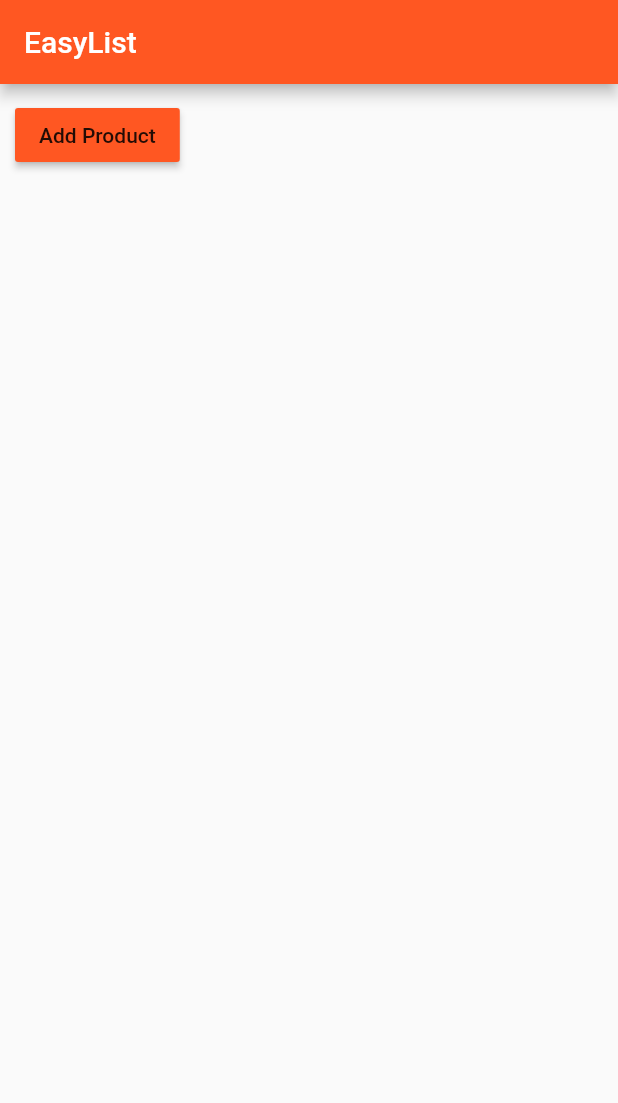
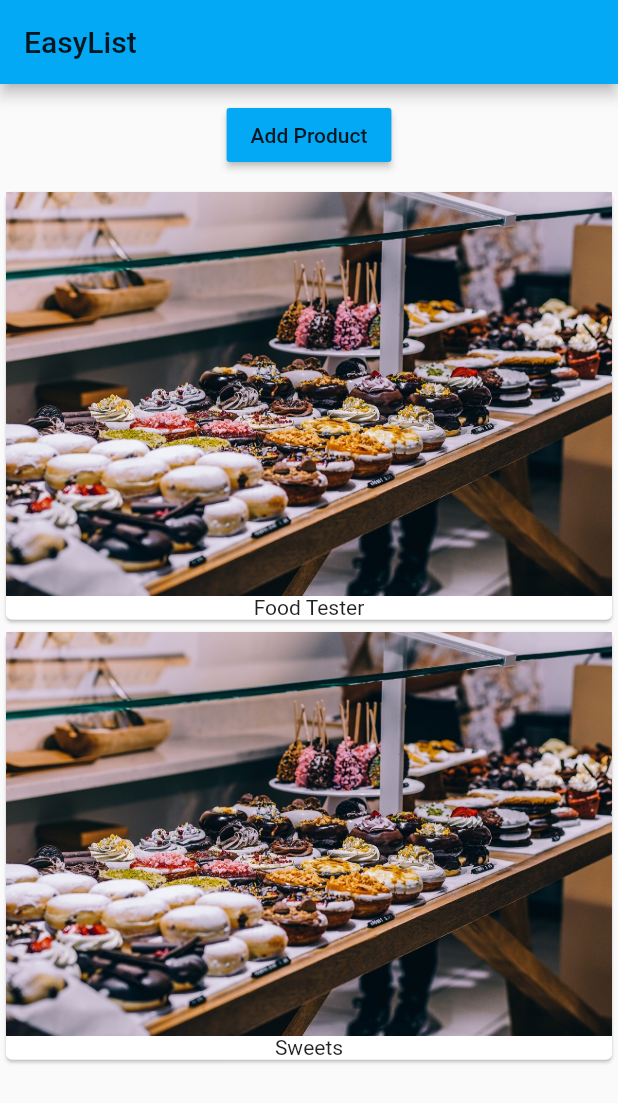
Before and after one commit to smirina/course_app, a Flutter app: the screen it shows after launch, after a tap on "Add Product", on a phone screen of 412 x 824 dp. Shown: the top 1103 px of the screen. Run offline on Flutter 3.47's test engine with Material 2 defaults, Android fonts, the phone set to English and light mode, and no system bars.

```diff
--- a/lib/main.dart
+++ b/lib/main.dart
@@ -9,10 +9,9 @@ class MyApp extends StatelessWidget {
   Widget build(BuildContext context) {
     return MaterialApp(
       theme: ThemeData(
-        brightness: Brightness.light,
-        primarySwatch: Colors.deepOrange,
-        accentColor: Colors.deepPurple
-      ),
+          brightness: Brightness.light,
+          primarySwatch: Colors.lightBlue,
+          accentColor: Colors.deepPurple),
       home: Scaffold(
         appBar: AppBar(
           title: Text('EasyList'),
--- /dev/null
+++ b/lib/product_control.dart
@@ -0,0 +1,18 @@
+import 'package:flutter/material.dart';
+
+class ProductControl extends StatelessWidget {
+  final Function addProduct;
+
+  ProductControl(this.addProduct);
+
+  @override
+  Widget build(BuildContext context) {
+    return RaisedButton(
+      color: Theme.of(context).primaryColor,
+      onPressed: () {
+        addProduct('Sweets');
+      },
+      child: Text('Add Product'),
+    );
+  }
+}
--- a/lib/product_manager.dart
+++ b/lib/product_manager.dart
@@ -1,11 +1,12 @@
 import 'package:flutter/material.dart';
 
 import './products.dart';
+import './product_control.dart';
 
 class ProductManager extends StatefulWidget {
   final String startingProduct;
 
-  ProductManager({this.startingProduct = 'Sweets Tester'}){
+  ProductManager({this.startingProduct = 'Sweets Tester'}) {
     print('[ProductManager Widget] Constructor');
   }
 
@@ -28,9 +29,15 @@ class _ProductManagerState extends State<ProductManager> {
 
   @override
   void didUpdateWidget(ProductManager oldWidget) {
-      print('[ProductManager State] didUpdateWidget()');
-      super.didUpdateWidget(oldWidget);
-    }
+    print('[ProductManager State] didUpdateWidget()');
+    super.didUpdateWidget(oldWidget);
+  }
+
+  void _addProduct(String product) {
+    setState(() {
+                _products.add(product);
+              });
+  }
 
   @override
   Widget build(BuildContext context) {
@@ -39,17 +46,9 @@ class _ProductManagerState extends State<ProductManager> {
       children: [
         Container(
           margin: EdgeInsets.all(10.0),
-          child: RaisedButton(
-            color: Theme.of(context).primaryColor,
-            onPressed: () {
-              setState(() {
-                _products.add('Advanced Food Tester');
-              });
-            },
-            child: Text('Add Product'),
-          ),
+          child: ProductControl(_addProduct),
         ),
-        Products()
+        Products(_products)
       ],
     );
   }
```
